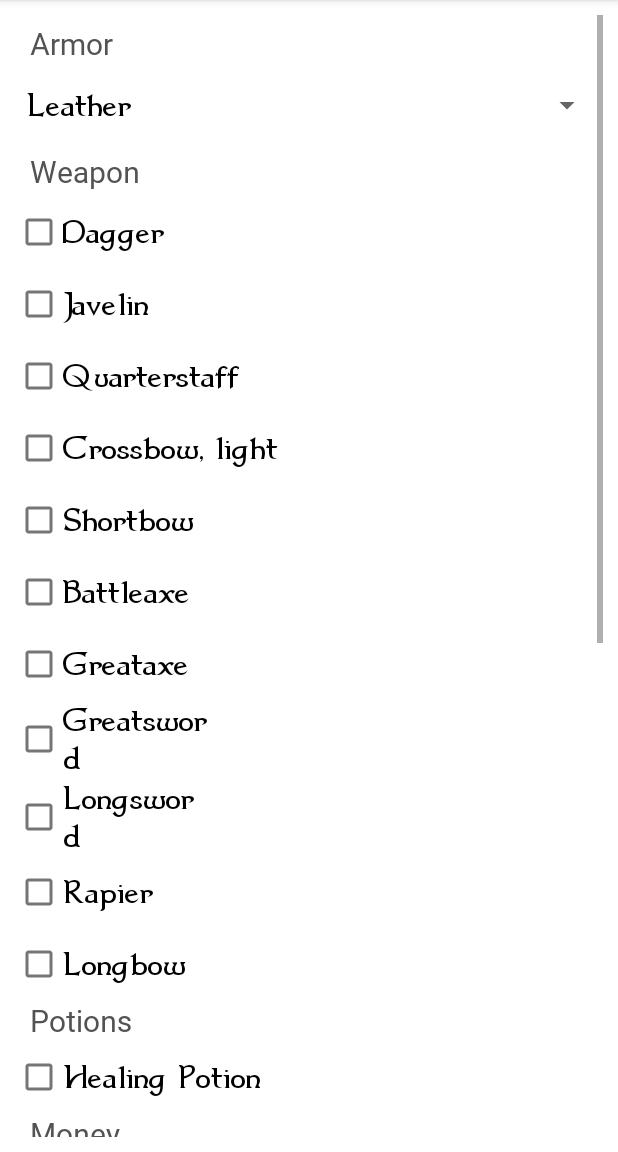
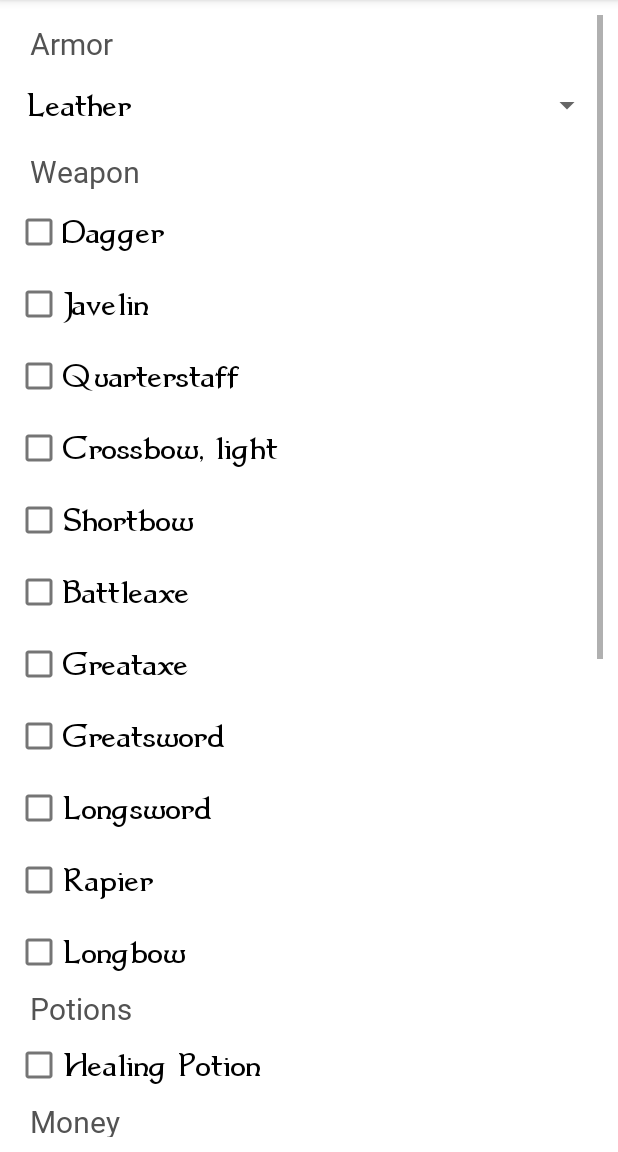
Before and after one commit to matf-pp/2021_Roll-for-Kotlin, an Android app: the fragment EquipmentFragment shown on its own in the app's theme, on a phone screen of 412 x 824 dp, the part 84-1236 px from its top. Run offline under Robolectric (Android 15) with nearby library versions, the phone set to English and light mode, and no system bars.

Commit message:
Ipsravke fragmenta equipment

```diff
--- a/app/src/main/res/layout/fragment_ability.xml
+++ b/app/src/main/res/layout/fragment_ability.xml
@@ -18,7 +18,8 @@
         android:textColor="#FFFFFF"
         android:textSize="20sp"
         android:layout_marginLeft="20dp"
-        app:backgroundTint="#960E0E" />
+        app:backgroundTint="#960E0E"
+        android:layout_marginStart="20dp" />
 
     <TextView
         android:id="@+id/lbStrenght"
@@ -28,7 +29,8 @@
         android:fontFamily="@font/percy_goth"
         android:layout_marginLeft="20dp"
         android:text="@string/strenght"
-        android:textSize="20sp" />
+        android:textSize="20sp"
+        android:layout_marginStart="20dp" />
 
     <Button
         android:id="@+id/btnDexterity"
@@ -38,7 +40,8 @@
         android:fontFamily="@font/percy_goth"
         android:layout_marginRight="20dp"
         android:textSize="20sp"
-        app:backgroundTint="#960E0E" />
+        app:backgroundTint="#960E0E"
+        android:layout_marginEnd="20dp" />
 
     <TextView
         android:id="@+id/lbDexterity"
@@ -49,7 +52,8 @@
         android:fontFamily="@font/percy_goth"
         android:layout_marginRight="20dp"
         android:text="@string/dexterity"
-        android:textSize="20sp" />
+        android:textSize="20sp"
+        android:layout_marginEnd="20dp" />
 
     <Button
         android:id="@+id/btnConstitution"
@@ -60,7 +64,8 @@
         android:layout_marginBottom="20dp"
         android:layout_marginLeft="20dp"
         android:textSize="20sp"
-        app:backgroundTint="#960E0E" />
+        app:backgroundTint="#960E0E"
+        android:layout_marginStart="20dp" />
 
     <TextView
         android:id="@+id/lbConstitution"
@@ -71,7 +76,8 @@
         android:fontFamily="@font/percy_goth"
         android:layout_marginLeft="20dp"
         android:text="@string/constitution"
-        android:textSize="20sp" />
+        android:textSize="20sp"
+        android:layout_marginStart="20dp" />
 
     <Button
         android:id="@+id/btnIntelligence"
@@ -82,7 +88,8 @@
         android:layout_marginBottom="20dp"
         android:layout_marginRight="20dp"
         android:textSize="20sp"
-        app:backgroundTint="#960E0E" />
+        app:backgroundTint="#960E0E"
+        android:layout_marginEnd="20dp" />
 
     <TextView
         android:id="@+id/lbInteligence"
@@ -93,7 +100,8 @@
         android:fontFamily="@font/percy_goth"
         android:layout_marginRight="20dp"
         android:text="@string/inteligence"
-        android:textSize="20sp" />
+        android:textSize="20sp"
+        android:layout_marginEnd="20dp" />
 
     <Button
         android:id="@+id/btnWisdom"
@@ -104,7 +112,8 @@
         android:layout_marginLeft="20dp"
         android:textSize="20sp"
         android:layout_marginBottom="40dp"
-        app:backgroundTint="#960E0E" />
+        app:backgroundTint="#960E0E"
+        android:layout_marginStart="20dp" />
 
     <TextView
         android:id="@+id/lbWisdom"
@@ -115,7 +124,8 @@
         android:fontFamily="@font/percy_goth"
         android:layout_marginLeft="20dp"
         android:text="@string/wisdom"
-        android:textSize="20sp" />
+        android:textSize="20sp"
+        android:layout_marginStart="20dp" />
 
     <Button
         android:id="@+id/btnCharisma"
@@ -126,7 +136,8 @@
         android:textSize="20sp"
         android:layout_marginBottom="40dp"
         android:layout_marginRight="20dp"
-        app:backgroundTint="#960E0E" />
+        app:backgroundTint="#960E0E"
+        android:layout_marginEnd="20dp" />
 
     <TextView
         android:id="@+id/lbCharisma"
@@ -137,5 +148,6 @@
         android:fontFamily="@font/percy_goth"
         android:layout_marginRight="20dp"
         android:text="@string/charisma"
-        android:textSize="20sp" />
+        android:textSize="20sp"
+        android:layout_marginEnd="20dp" />
 </FrameLayout>
--- a/app/src/main/res/layout/fragment_equipment.xml
+++ b/app/src/main/res/layout/fragment_equipment.xml
@@ -1,15 +1,14 @@
 <?xml version="1.0" encoding="utf-8"?>
-<FrameLayout xmlns:android="http://schemas.android.com/apk/res/android"
-    xmlns:tools="http://schemas.android.com/tools"
-    android:layout_width="match_parent"
-    android:layout_height="match_parent"
-    android:padding="10dp"
-    tools:context=".ui.main.fragments.EquipmentFragment">
 
 
     <ScrollView
         android:layout_width="match_parent"
-        android:layout_height="match_parent">
+        android:layout_height="match_parent"
+        xmlns:android="http://schemas.android.com/apk/res/android"
+        xmlns:tools="http://schemas.android.com/tools"
+        xmlns:app="http://schemas.android.com/apk/res-auto"
+        android:padding="10dp"
+        tools:context=".ui.main.fragments.EquipmentFragment">
 
         <LinearLayout
             android:layout_width="match_parent"
@@ -17,6 +16,7 @@
             android:orientation="vertical">
 
             <TextView
+                android:id="@+id/lbArmor"
                 android:layout_width="140dp"
                 android:layout_height="30dp"
                 android:layout_marginLeft="10dp"
@@ -24,7 +24,8 @@
                 android:fontFamily="@font/percy_goth"
                 android:text="@string/Armor"
                 android:textColor="#535353"
-                android:textSize="20sp" />
+                android:textSize="20sp"
+                android:layout_marginStart="10dp" />
             <Spinner
                 android:id="@+id/spArmor"
                 android:layout_width="match_parent"
@@ -35,6 +36,7 @@
                 android:theme="@style/SpinnerTheme2" />
 
             <TextView
+                android:id="@+id/lbWeapon"
                 android:layout_width="140dp"
                 android:layout_height="30dp"
                 android:layout_marginLeft="10dp"
@@ -42,10 +44,11 @@
                 android:fontFamily="@font/percy_goth"
                 android:text="@string/Weapon"
                 android:textColor="#535353"
-                android:textSize="20sp" />
+                android:textSize="20sp"
+                android:layout_marginStart="10dp" />
 
             <CheckBox
-                android:id="@+id/wpDagger"
+                android:id="@+id/cbDagger"
                 android:layout_width="128dp"
                 android:layout_height="wrap_content"
                 android:layout_marginTop="0dp"
@@ -53,7 +56,7 @@
                 android:theme="@style/SpinnerTheme2" />
 
             <CheckBox
-                android:id="@+id/wpJavelin"
+                android:id="@+id/cbJavelin"
                 android:layout_width="128dp"
                 android:layout_height="wrap_content"
                 android:layout_marginTop="0dp"
@@ -61,7 +64,7 @@
                 android:theme="@style/SpinnerTheme2" />
 
             <CheckBox
-                android:id="@+id/wpQuarterstaff"
+                android:id="@+id/cbQuarterstaff"
                 android:layout_width="wrap_content"
                 android:layout_height="wrap_content"
                 android:layout_marginTop="0dp"
@@ -69,7 +72,7 @@
                 android:theme="@style/SpinnerTheme2" />
 
             <CheckBox
-                android:id="@+id/wpCrossbowL"
+                android:id="@+id/cbCrossbowL"
                 android:layout_width="wrap_content"
                 android:layout_height="wrap_content"
                 android:layout_marginTop="0dp"
@@ -77,7 +80,7 @@
                 android:theme="@style/SpinnerTheme2" />
 
             <CheckBox
-                android:id="@+id/wpShortbow"
+                android:id="@+id/cbShortbow"
                 android:layout_width="128dp"
                 android:layout_height="wrap_content"
                 android:layout_marginTop="0dp"
@@ -85,7 +88,7 @@
                 android:theme="@style/SpinnerTheme2" />
 
             <CheckBox
-                android:id="@+id/wpBattleaxe"
+                android:id="@+id/cbBattleaxe"
                 android:layout_width="128dp"
                 android:layout_height="wrap_content"
                 android:layout_marginTop="0dp"
@@ -93,7 +96,7 @@
                 android:theme="@style/SpinnerTheme2" />
 
             <CheckBox
-                android:id="@+id/wpGreataxe"
+                android:id="@+id/cbGreataxe"
                 android:layout_width="128dp"
                 android:layout_height="wrap_content"
                 android:layout_marginTop="0dp"
@@ -101,49 +104,51 @@
                 android:theme="@style/SpinnerTheme2" />
 
             <CheckBox
-                android:id="@+id/wpGreatsword"
-                android:layout_width="128dp"
+                android:id="@+id/cbGreatsword"
+                android:layout_width="wrap_content"
                 android:layout_height="wrap_content"
                 android:layout_marginTop="0dp"
                 android:text="@string/Greatsword"
                 android:theme="@style/SpinnerTheme2" />
 
             <CheckBox
-                android:id="@+id/wpLongsword"
-                android:layout_width="128dp"
+                android:id="@+id/cbLongsword"
+                android:layout_width="wrap_content"
                 android:layout_height="wrap_content"
                 android:layout_marginTop="0dp"
                 android:text="@string/Longsword"
                 android:theme="@style/SpinnerTheme2" />
 
             <CheckBox
-                android:id="@+id/wpRapier"
-                android:layout_width="128dp"
+                android:id="@+id/cbRapier"
+                android:layout_width="wrap_content"
                 android:layout_height="wrap_content"
                 android:layout_marginTop="0dp"
                 android:text="@string/Rapier"
                 android:theme="@style/SpinnerTheme2" />
 
             <CheckBox
-                android:id="@+id/wpLongbow"
-                android:layout_width="128dp"
+                android:id="@+id/cbLongbow"
+                android:layout_width="wrap_content"
                 android:layout_height="wrap_content"
                 android:layout_marginTop="0dp"
                 android:text="@string/Longbow"
                 android:theme="@style/SpinnerTheme2" />
 
             <TextView
+                android:id="@+id/lbPotions"
                 android:layout_width="wrap_content"
                 android:layout_height="wrap_content"
+                android:layout_marginLeft="10dp"
                 android:layout_marginTop="0dp"
-                android:layout_marginLeft="10dp"
                 android:fontFamily="@font/percy_goth"
                 android:text="@string/Potions"
                 android:textColor="#535353"
-                android:textSize="20sp" />
+                android:textSize="20sp"
+                android:layout_marginStart="10dp" />
 
             <CheckBox
-                android:id="@+id/ptHealing"
+                android:id="@+id/cbHealingPotion"
                 android:layout_width="wrap_content"
                 android:layout_height="wrap_content"
                 android:layout_marginTop="0dp"
@@ -151,14 +156,16 @@
                 android:theme="@style/SpinnerTheme2" />
 
             <TextView
+                android:id="@+id/lbMoney"
                 android:layout_width="wrap_content"
                 android:layout_height="wrap_content"
+                android:layout_marginLeft="10dp"
                 android:layout_marginTop="0dp"
-                android:layout_marginLeft="10dp"
                 android:fontFamily="@font/percy_goth"
                 android:text="@string/Money"
                 android:textColor="#535353"
-                android:textSize="20sp" />
+                android:textSize="20sp"
+                android:layout_marginStart="10dp" />
 
             <Button
             android:id="@+id/btnCoppper"
@@ -168,16 +175,19 @@
             android:fontFamily="@font/percy_goth"
             android:textColor="#FFFFFF"
             android:textSize="20sp"
-            android:backgroundTint="#960E0E" />
+            app:backgroundTint="#960E0E"
+                android:layout_marginStart="20dp" />
 
             <TextView
+                android:id="@+id/lbCopper"
                 android:layout_width="wrap_content"
                 android:layout_height="wrap_content"
+                android:layout_marginLeft="25dp"
                 android:layout_marginTop="0dp"
                 android:fontFamily="@font/percy_goth"
                 android:text="@string/Copper"
-                android:layout_marginLeft="25dp"
-                android:textSize="20sp" />
+                android:textSize="20sp"
+                android:layout_marginStart="25dp" />
 
             <Button
                 android:id="@+id/btnSilver"
@@ -188,16 +198,19 @@
                 android:fontFamily="@font/percy_goth"
                 android:textColor="#FFFFFF"
                 android:textSize="20sp"
-                android:backgroundTint="#960E0E" />
+                app:backgroundTint="#960E0E"
+                android:layout_marginStart="170dp" />
 
             <TextView
+                android:id="@+id/lbSilver"
                 android:layout_width="wrap_content"
                 android:layout_height="wrap_content"
+                android:layout_marginLeft="175dp"
                 android:layout_marginTop="0dp"
                 android:fontFamily="@font/percy_goth"
                 android:text="@string/Silver"
-                android:layout_marginLeft="175dp"
-                android:textSize="20sp" />
+                android:textSize="20sp"
+                android:layout_marginStart="175dp" />
 
             <Button
                 android:id="@+id/btnGold"
@@ -207,16 +220,19 @@
                 android:fontFamily="@font/percy_goth"
                 android:textColor="#FFFFFF"
                 android:textSize="20sp"
-                android:backgroundTint="#960E0E" />
+                app:backgroundTint="#960E0E"
+                android:layout_marginStart="20dp" />
 
             <TextView
+                android:id="@+id/lbGold"
                 android:layout_width="wrap_content"
                 android:layout_height="wrap_content"
+                android:layout_marginLeft="40dp"
                 android:layout_marginTop="0dp"
                 android:fontFamily="@font/percy_goth"
                 android:text="@string/Gold"
-                android:layout_marginLeft="40dp"
-                android:textSize="20sp" />
+                android:textSize="20sp"
+                android:layout_marginStart="40dp" />
             <Button
                 android:id="@+id/btnPlatinum"
                 android:layout_width="100dp"
@@ -226,29 +242,34 @@
                 android:fontFamily="@font/percy_goth"
                 android:textColor="#FFFFFF"
                 android:textSize="20sp"
-                android:backgroundTint="#960E0E" />
+                app:backgroundTint="#960E0E"
+                android:layout_marginStart="170dp" />
 
             <TextView
+                android:id="@+id/lbPlatinum"
                 android:layout_width="wrap_content"
                 android:layout_height="wrap_content"
+                android:layout_marginLeft="175dp"
                 android:layout_marginTop="0dp"
                 android:fontFamily="@font/percy_goth"
                 android:text="@string/Platinum"
-                android:layout_marginLeft="175dp"
-                android:textSize="20sp" />
+                android:textSize="20sp"
+                android:layout_marginStart="175dp" />
 
             <TextView
+                android:id="@+id/lbInstruments"
                 android:layout_width="wrap_content"
                 android:layout_height="wrap_content"
+                android:layout_marginLeft="10dp"
                 android:layout_marginTop="0dp"
-                android:layout_marginLeft="10dp"
                 android:fontFamily="@font/percy_goth"
                 android:text="@string/Instrument"
                 android:textColor="#535353"
-                android:textSize="20sp" />
+                android:textSize="20sp"
+                android:layout_marginStart="10dp" />
 
             <CheckBox
-                android:id="@+id/inDrum"
+                android:id="@+id/cbDrum"
                 android:layout_width="wrap_content"
                 android:layout_height="wrap_content"
                 android:layout_marginTop="0dp"
@@ -256,7 +277,7 @@
                 android:theme="@style/SpinnerTheme2" />
 
             <CheckBox
-                android:id="@+id/inFlute"
+                android:id="@+id/cbFlute"
                 android:layout_width="wrap_content"
                 android:layout_height="wrap_content"
                 android:layout_marginTop="0dp"
@@ -264,7 +285,7 @@
                 android:theme="@style/SpinnerTheme2" />
 
             <CheckBox
-                android:id="@+id/inLyre"
+                android:id="@+id/cbLyre"
                 android:layout_width="wrap_content"
                 android:layout_height="wrap_content"
                 android:layout_marginTop="0dp"
@@ -272,7 +293,7 @@
                 android:theme="@style/SpinnerTheme2" />
 
             <CheckBox
-                android:id="@+id/inHorn"
+                android:id="@+id/cbHorn"
                 android:layout_width="wrap_content"
                 android:layout_height="wrap_content"
                 android:layout_marginTop="0dp"
@@ -280,7 +301,7 @@
                 android:theme="@style/SpinnerTheme2" />
 
             <CheckBox
-                android:id="@+id/inPanFlute"
+                android:id="@+id/cbPanFlute"
                 android:layout_width="wrap_content"
                 android:layout_height="wrap_content"
                 android:layout_marginTop="0dp"
@@ -289,4 +310,3 @@
 
         </LinearLayout>
     </ScrollView>
-</FrameLayout>
```
